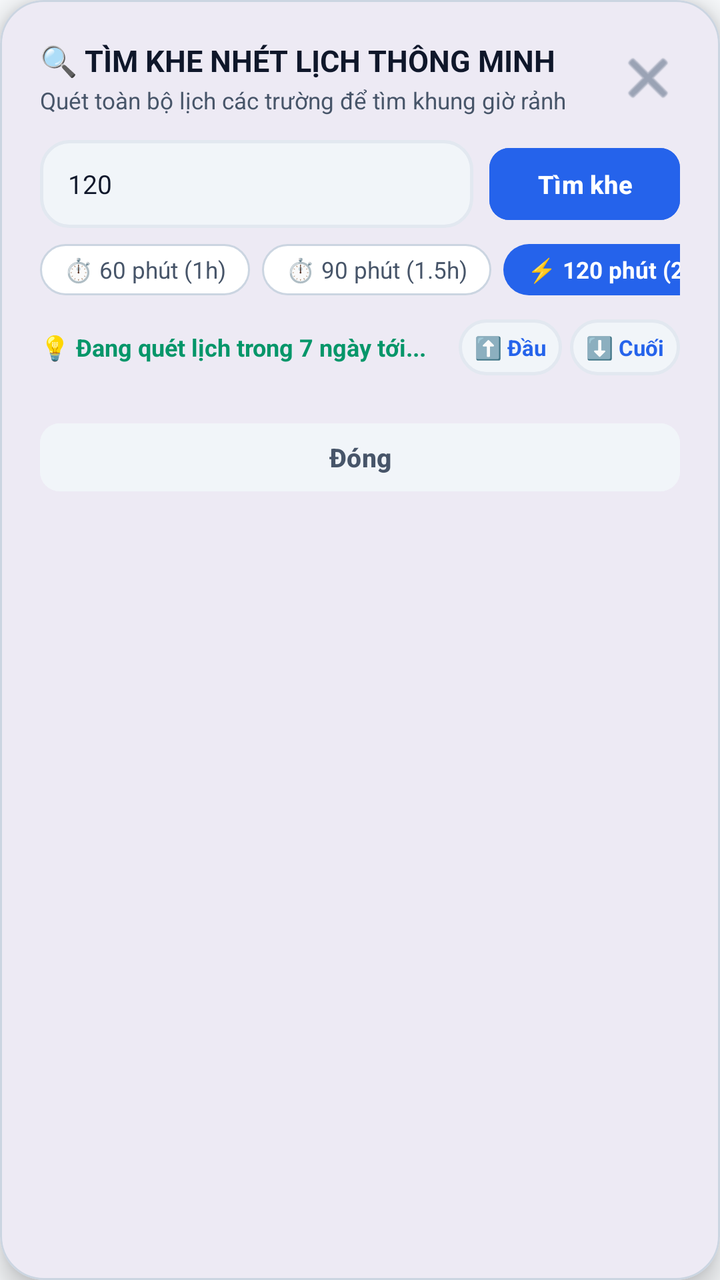
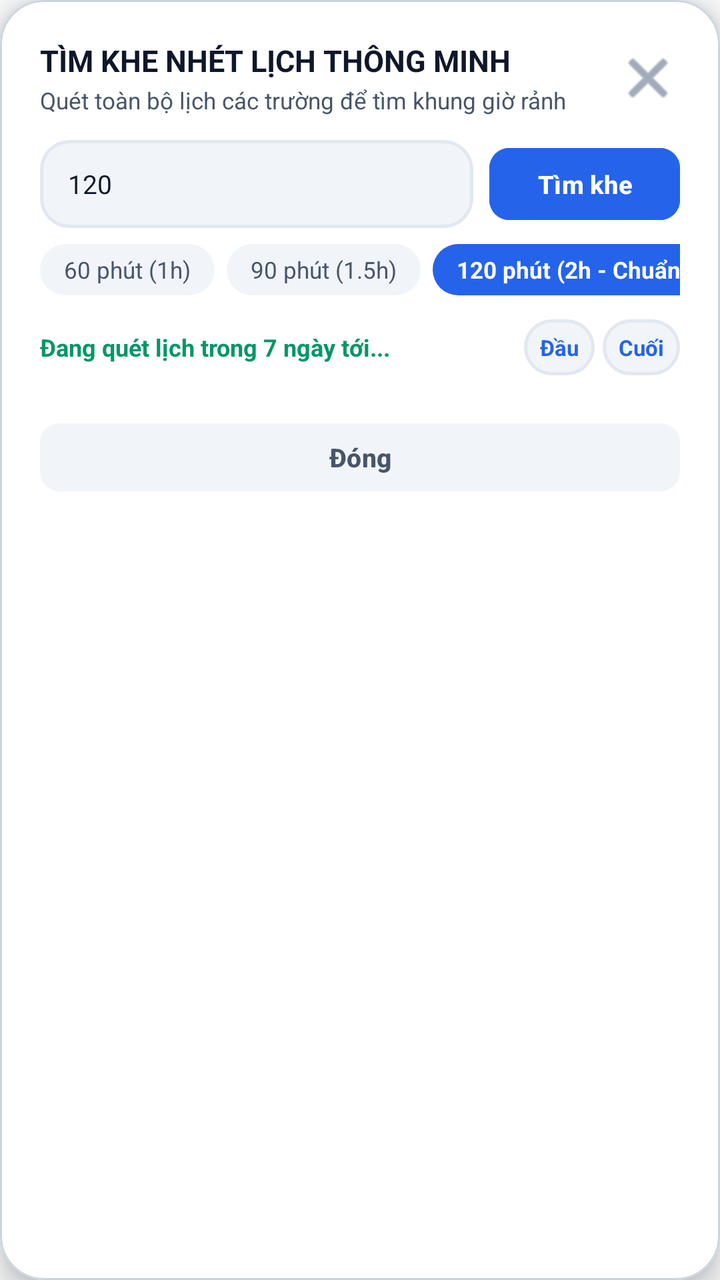

An Android layout rendered at two revisions. The XML below is the earlier revision; the diff shows what the commit changed to produce the second picture.
<!-- AndroidManifest.xml: application theme Theme.LectuPlan -->
<!-- res/layout/dialog_smart_slot_finder.xml -->
<?xml version="1.0" encoding="utf-8"?>
<com.google.android.material.card.MaterialCardView
    xmlns:android="http://schemas.android.com/apk/res/android"
    xmlns:app="http://schemas.android.com/apk/res-auto"
    android:layout_width="match_parent"
    android:layout_height="wrap_content"
    app:cardCornerRadius="22dp"
    app:cardElevation="8dp"
    app:strokeWidth="1dp"
    app:strokeColor="@color/border_default"
    app:cardBackgroundColor="@color/surface_card">

    <LinearLayout
        android:layout_width="match_parent"
        android:layout_height="wrap_content"
        android:orientation="vertical"
        android:padding="20dp">

        
        <LinearLayout
            android:layout_width="match_parent"
            android:layout_height="wrap_content"
            android:orientation="horizontal"
            android:gravity="center_vertical"
            android:layout_marginBottom="12dp">

            <LinearLayout
                android:layout_width="0dp"
                android:layout_height="wrap_content"
                android:layout_weight="1"
                android:orientation="vertical">

                <TextView
                    android:layout_width="wrap_content"
                    android:layout_height="wrap_content"
                    android:text="🔍 TÌM KHE NHÉT LỊCH THÔNG MINH"
                    android:textSize="15sp"
                    android:textStyle="bold"
                    android:textColor="@color/text_primary" />

                <TextView
                    android:layout_width="wrap_content"
                    android:layout_height="wrap_content"
                    android:layout_marginTop="2dp"
                    android:text="Quét toàn bộ lịch các trường để tìm khung giờ rảnh"
                    android:textSize="11.5sp"
                    android:textColor="@color/text_secondary" />
            </LinearLayout>

            <ImageButton
                android:id="@+id/btnCloseSlotFinder"
                android:layout_width="32dp"
                android:layout_height="32dp"
                android:background="?android:attr/selectableItemBackgroundBorderless"
                android:contentDescription="Đóng"
                android:src="@android:drawable/ic_menu_close_clear_cancel"
                app:tint="@color/nav_item_unselected_tint" />
        </LinearLayout>

        
        <LinearLayout
            android:layout_width="match_parent"
            android:layout_height="wrap_content"
            android:orientation="horizontal"
            android:gravity="center_vertical"
            android:layout_marginBottom="8dp">

            <EditText
                android:id="@+id/etRequiredMinutes"
                android:layout_width="0dp"
                android:layout_height="44dp"
                android:layout_weight="1"
                android:background="@drawable/bg_search_input"
                android:hint="Thời lượng cần (VD: 120 phút)"
                android:inputType="number"
                android:text="120"
                android:textColor="@color/text_primary"
                android:textColorHint="@color/text_tertiary"
                android:textSize="13sp"
                android:paddingHorizontal="14dp" />

            <Button
                android:id="@+id/btnDoFindSlots"
                android:layout_width="wrap_content"
                android:layout_height="44dp"
                android:layout_marginStart="8dp"
                android:text="Tìm khe"
                android:textColor="#FFFFFF"
                android:backgroundTint="#2563EB"
                android:textSize="12.5sp"
                android:textStyle="bold"
                app:cornerRadius="10dp" />
        </LinearLayout>

        
        <HorizontalScrollView
            android:layout_width="match_parent"
            android:layout_height="wrap_content"
            android:scrollbars="none"
            android:layout_marginBottom="12dp">

            <LinearLayout
                android:layout_width="wrap_content"
                android:layout_height="wrap_content"
                android:orientation="horizontal">

                <TextView
                    android:id="@+id/chipFind60"
                    android:layout_width="wrap_content"
                    android:layout_height="wrap_content"
                    android:background="@drawable/bg_chip_unselected"
                    android:paddingHorizontal="12dp"
                    android:paddingVertical="5dp"
                    android:layout_marginEnd="6dp"
                    android:text="⏱️ 60 phút (1h)"
                    android:textColor="@color/text_secondary"
                    android:textSize="11.5sp" />

                <TextView
                    android:id="@+id/chipFind90"
                    android:layout_width="wrap_content"
                    android:layout_height="wrap_content"
                    android:background="@drawable/bg_chip_unselected"
                    android:paddingHorizontal="12dp"
                    android:paddingVertical="5dp"
                    android:layout_marginEnd="6dp"
                    android:text="⏱️ 90 phút (1.5h)"
                    android:textColor="@color/text_secondary"
                    android:textSize="11.5sp" />

                <TextView
                    android:id="@+id/chipFind120"
                    android:layout_width="wrap_content"
                    android:layout_height="wrap_content"
                    android:background="@drawable/bg_chip_selected"
                    android:paddingHorizontal="12dp"
                    android:paddingVertical="5dp"
                    android:layout_marginEnd="6dp"
                    android:text="⚡ 120 phút (2h - Chuẩn chấm đồ án)"
                    android:textColor="#FFFFFF"
                    android:textStyle="bold"
                    android:textSize="11.5sp" />

                <TextView
                    android:id="@+id/chipFind180"
                    android:layout_width="wrap_content"
                    android:layout_height="wrap_content"
                    android:background="@drawable/bg_chip_unselected"
                    android:paddingHorizontal="12dp"
                    android:paddingVertical="5dp"
                    android:text="⚡ 180 phút (3h - Hội đồng/Ca dạy)"
                    android:textColor="@color/text_secondary"
                    android:textSize="11.5sp" />
            </LinearLayout>
        </HorizontalScrollView>

        
        <LinearLayout
            android:layout_width="match_parent"
            android:layout_height="wrap_content"
            android:orientation="horizontal"
            android:gravity="center_vertical"
            android:layout_marginBottom="8dp">

            <TextView
                android:id="@+id/tvFinderResultCount"
                android:layout_width="0dp"
                android:layout_height="wrap_content"
                android:layout_weight="1"
                android:text="💡 Đang quét lịch trong 7 ngày tới..."
                android:textColor="@color/accent_green"
                android:textStyle="bold"
                android:textSize="12sp" />

            <TextView
                android:id="@+id/btnSlotFinderScrollTop"
                android:layout_width="wrap_content"
                android:layout_height="28dp"
                android:background="@drawable/bg_search_input"
                android:gravity="center"
                android:paddingHorizontal="8dp"
                android:text="⬆️ Đầu"
                android:textColor="@color/accent_blue"
                android:textSize="11sp"
                android:textStyle="bold"
                android:clickable="true"
                android:focusable="true"
                android:layout_marginEnd="4dp" />

            <TextView
                android:id="@+id/btnSlotFinderScrollBottom"
                android:layout_width="wrap_content"
                android:layout_height="28dp"
                android:background="@drawable/bg_search_input"
                android:gravity="center"
                android:paddingHorizontal="8dp"
                android:text="⬇️ Cuối"
                android:textColor="@color/accent_blue"
                android:textSize="11sp"
                android:textStyle="bold"
                android:clickable="true"
                android:focusable="true" />
        </LinearLayout>

        
        <androidx.recyclerview.widget.RecyclerView
            android:id="@+id/rvFoundSlots"
            android:layout_width="match_parent"
            android:layout_height="0dp"
            android:layout_weight="1"
            android:scrollbars="vertical" />

        <Button
            android:id="@+id/btnCloseFinderDialog"
            android:layout_width="match_parent"
            android:layout_height="wrap_content"
            android:minHeight="42dp"
            android:layout_marginTop="12dp"
            android:text="Đóng"
            android:textColor="@color/text_secondary"
            android:backgroundTint="@color/surface_card_secondary"
            android:textSize="13sp"
            android:textStyle="bold"
            app:cornerRadius="10dp" />

    </LinearLayout>
</com.google.android.material.card.MaterialCardView>
<!-- resources referenced by this layout -->
<resources>
  <color name="accent_blue">#2563EB</color>
  <color name="accent_green">#059669</color>
  <color name="border_default">#CBD5E1</color>
  <color name="nav_item_unselected_tint">#64748B</color>
  <color name="surface_card">#FFFFFF</color>
  <color name="surface_card_secondary">#F1F5F9</color>
  <color name="text_primary">#0F172A</color>
  <color name="text_secondary">#475569</color>
  <color name="text_tertiary">#64748B</color>
  <!-- drawable bg_chip_selected (drawable) -->
  <?xml version="1.0" encoding="utf-8"?>
  <shape xmlns:android="http://schemas.android.com/apk/res/android"
      android:shape="rectangle">
      <solid android:color="#2563EB" />
      <corners android:radius="20dp" />
  </shape>
  <!-- drawable bg_chip_unselected (drawable) -->
  <?xml version="1.0" encoding="utf-8"?>
  <shape xmlns:android="http://schemas.android.com/apk/res/android"
      android:shape="rectangle">
      <solid android:color="@color/surface_card" />
      <corners android:radius="20dp" />
      <stroke
          android:width="1dp"
          android:color="@color/border_default" />
  </shape>
  <!-- drawable bg_search_input (drawable) -->
  <?xml version="1.0" encoding="utf-8"?>
  <shape xmlns:android="http://schemas.android.com/apk/res/android"
      android:shape="rectangle">
      <solid android:color="@color/surface_card_secondary" />
      <corners android:radius="14dp" />
      <stroke
          android:width="1.5dp"
          android:color="@color/border_subtle" />
  </shape>
  <style name="Theme.LectuPlan" parent="Base.Theme.LectuPlan" />
  <color name="border_subtle">#E2E8F0</color>
  <style name="Base.Theme.LectuPlan" parent="Theme.Material3.DayNight.NoActionBar">
          <item name="android:windowBackground">@color/window_background</item>
          <item name="colorSurface">@color/surface_card</item>
          <item name="colorOnSurface">@color/text_primary</item>
          <item name="colorSurfaceVariant">@color/surface_card_secondary</item>
          <item name="colorOnSurfaceVariant">@color/text_secondary</item>
          
          <item name="android:windowLightStatusBar" tools:targetApi="23">true</item>
          <item name="android:windowLightNavigationBar" tools:targetApi="27">true</item>
      </style>
  <color name="window_background">#F8FAFC</color>
</resources>

<!-- the commit's change to res/layout/dialog_smart_slot_finder.xml (unified diff, before → after) -->
@@ -33,7 +33,7 @@
                 <TextView
                     android:layout_width="wrap_content"
                     android:layout_height="wrap_content"
-                    android:text="🔍 TÌM KHE NHÉT LỊCH THÔNG MINH"
+                    android:text="TÌM KHE NHÉT LỊCH THÔNG MINH"
                     android:textSize="15sp"
                     android:textStyle="bold"
                     android:textColor="@color/text_primary" />
@@ -112,7 +112,7 @@
                     android:paddingHorizontal="12dp"
                     android:paddingVertical="5dp"
                     android:layout_marginEnd="6dp"
-                    android:text="⏱️ 60 phút (1h)"
+                    android:text="60 phút (1h)"
                     android:textColor="@color/text_secondary"
                     android:textSize="11.5sp" />
 
@@ -124,7 +124,7 @@
                     android:paddingHorizontal="12dp"
                     android:paddingVertical="5dp"
                     android:layout_marginEnd="6dp"
-                    android:text="⏱️ 90 phút (1.5h)"
+                    android:text="90 phút (1.5h)"
                     android:textColor="@color/text_secondary"
                     android:textSize="11.5sp" />
 
@@ -136,7 +136,7 @@
                     android:paddingHorizontal="12dp"
                     android:paddingVertical="5dp"
                     android:layout_marginEnd="6dp"
-                    android:text="⚡ 120 phút (2h - Chuẩn chấm đồ án)"
+                    android:text="120 phút (2h - Chuẩn chấm đồ án)"
                     android:textColor="#FFFFFF"
                     android:textStyle="bold"
                     android:textSize="11.5sp" />
@@ -148,7 +148,7 @@
                     android:background="@drawable/bg_chip_unselected"
                     android:paddingHorizontal="12dp"
                     android:paddingVertical="5dp"
-                    android:text="⚡ 180 phút (3h - Hội đồng/Ca dạy)"
+                    android:text="180 phút (3h - Hội đồng/Ca dạy)"
                     android:textColor="@color/text_secondary"
                     android:textSize="11.5sp" />
             </LinearLayout>
@@ -167,7 +167,7 @@
                 android:layout_width="0dp"
                 android:layout_height="wrap_content"
                 android:layout_weight="1"
-                android:text="💡 Đang quét lịch trong 7 ngày tới..."
+                android:text="Đang quét lịch trong 7 ngày tới..."
                 android:textColor="@color/accent_green"
                 android:textStyle="bold"
                 android:textSize="12sp" />
@@ -179,7 +179,7 @@
                 android:background="@drawable/bg_search_input"
                 android:gravity="center"
                 android:paddingHorizontal="8dp"
-                android:text="⬆️ Đầu"
+                android:text="Đầu"
                 android:textColor="@color/accent_blue"
                 android:textSize="11sp"
                 android:textStyle="bold"
@@ -194,7 +194,7 @@
                 android:background="@drawable/bg_search_input"
                 android:gravity="center"
                 android:paddingHorizontal="8dp"
-                android:text="⬇️ Cuối"
+                android:text="Cuối"
                 android:textColor="@color/accent_blue"
                 android:textSize="11sp"
                 android:textStyle="bold"
<!-- resource entries referenced after the edit -->
@@ -14,17 +14,15 @@
   <shape xmlns:android="http://schemas.android.com/apk/res/android"
       android:shape="rectangle">
       <solid android:color="#2563EB" />
-      <corners android:radius="20dp" />
+      <corners android:radius="16dp" />
   </shape>
   <!-- drawable bg_chip_unselected (drawable) -->
   <?xml version="1.0" encoding="utf-8"?>
   <shape xmlns:android="http://schemas.android.com/apk/res/android"
       android:shape="rectangle">
-      <solid android:color="@color/surface_card" />
-      <corners android:radius="20dp" />
-      <stroke
-          android:width="1dp"
-          android:color="@color/border_default" />
+      <solid android:color="#F1F5F9" />
+      <stroke android:width="0dp" android:color="@android:color/transparent" />
+      <corners android:radius="16dp" />
   </shape>
   <!-- drawable bg_search_input (drawable) -->
   <?xml version="1.0" encoding="utf-8"?>
@@ -44,6 +42,7 @@
           <item name="colorOnSurface">@color/text_primary</item>
           <item name="colorSurfaceVariant">@color/surface_card_secondary</item>
           <item name="colorOnSurfaceVariant">@color/text_secondary</item>
+          <item name="elevationOverlayEnabled">false</item>
           
           <item name="android:windowLightStatusBar" tools:targetApi="23">true</item>
           <item name="android:windowLightNavigationBar" tools:targetApi="27">true</item>
